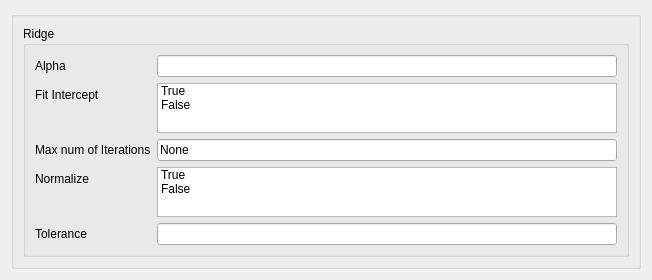
tthatcher95/PyHAT_Point_Spectra_GUI, file ui/cv_Ridge.ui: the form before one commit.
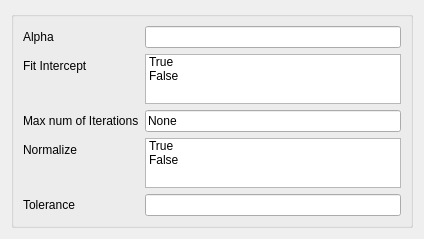
The form after the commit.

```diff
--- a/ui/cv_Ridge.ui
+++ b/ui/cv_Ridge.ui
@@ -2,14 +2,6 @@
 <ui version="4.0">
  <class>Form</class>
  <widget class="QWidget" name="Form">
-  <property name="geometry">
-   <rect>
-    <x>0</x>
-    <y>0</y>
-    <width>652</width>
-    <height>278</height>
-   </rect>
-  </property>
   <property name="sizePolicy">
    <sizepolicy hsizetype="Ignored" vsizetype="Ignored">
     <horstretch>0</horstretch>
@@ -21,17 +13,12 @@
   </property>
   <layout class="QVBoxLayout" name="verticalLayout_2">
    <item>
-    <widget class="QGroupBox" name="groupBox">
-     <layout class="QVBoxLayout" name="verticalLayout">
-      <item>
-       <layout class="QHBoxLayout" name="horizontalLayout">
-        <item>
          <widget class="QGroupBox" name="Ridge">
           <property name="enabled">
            <bool>true</bool>
           </property>
           <property name="title">
-           <string>Ridge</string>
+      <string/>
           </property>
           <layout class="QFormLayout" name="formLayout_2">
            <property name="fieldGrowthPolicy">
@@ -131,11 +118,6 @@
            </item>
            <item row="4" column="1">
             <widget class="QLineEdit" name="toleranceLineEdit"/>
-           </item>
-          </layout>
-         </widget>
-        </item>
-       </layout>
       </item>
      </layout>
     </widget>
```
Lines whose indentation alone changed are shown as unchanged.
